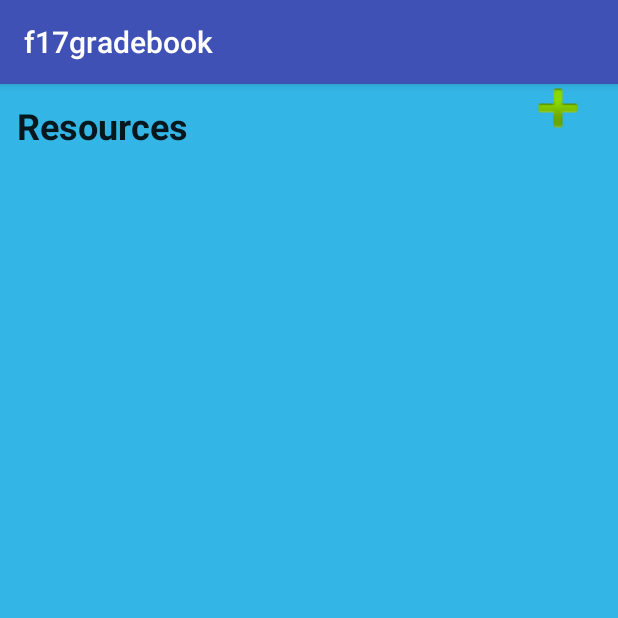
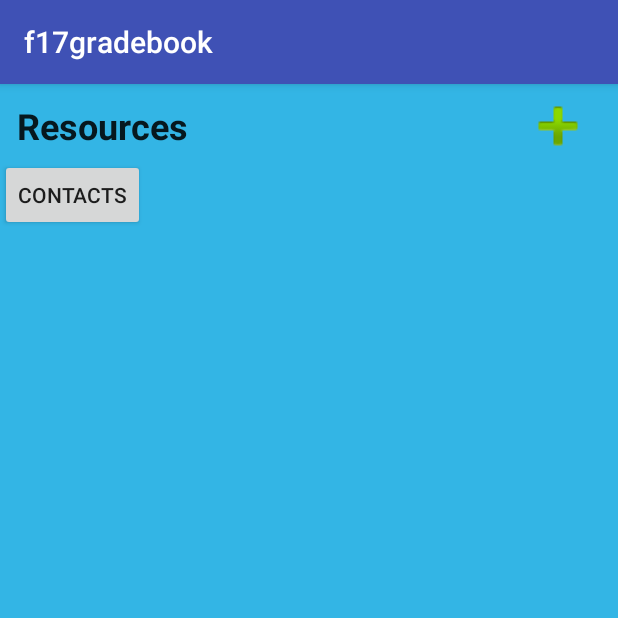
Before and after one commit to ChristaFox/StudentPlanner, an Android app: the Resources screen opened directly, with no data from a screen before it, on a phone screen of 412 x 824 dp, the top half of it. Run offline under Robolectric (Android 15) with nearby library versions, the phone set to English and light mode, and no system bars.

Commit message:
added contacts button to resources.xml

```diff
--- a/app/src/main/res/layout/activity_resources.xml
+++ b/app/src/main/res/layout/activity_resources.xml
@@ -8,7 +8,7 @@
     tools:background="#b0d4e1"
     tools:context="franklin_practicum.f17gradebook.Assignments">
     <TextView
-        android:id="@+id/Resources"
+        android:id="@+id/resources"
         android:layout_width="wrap_content"
         android:layout_height="wrap_content"
         android:layout_alignParentLeft="true"
@@ -28,12 +28,21 @@
         android:layout_height="wrap_content"
         android:layout_alignParentEnd="true"
         android:layout_alignParentRight="true"
-        android:layout_alignTop="@+id/textView"
+        android:layout_alignBottom="@+id/resources"
         android:layout_marginEnd="24dp"
         android:layout_marginRight="24dp"
         android:scaleX="1.5"
         android:scaleY="1.5"
         app:srcCompat="@android:drawable/ic_input_add" />
+
+    <Button
+        android:id="@+id/contacts"
+        android:layout_width="wrap_content"
+        android:layout_height="wrap_content"
+        android:text="Contacts"
+        android:layout_alignParentBottom="@+id/resources"
+        android:layout_alignParentLeft="true"
+        android:layout_marginTop="50dp"/>
     <LinearLayout
         android:layout_width="match_parent"
         android:layout_height="match_parent"
@@ -46,7 +55,7 @@
             android:id="@+id/resourcesListView"
             android:layout_width="match_parent"
             android:layout_height="wrap_content"
-            android:layout_marginTop="3dp"
+            android:layout_marginTop="100dp"
             android:clipToPadding="false"
             android:divider="@null"
             android:dividerHeight="4dp"
```
